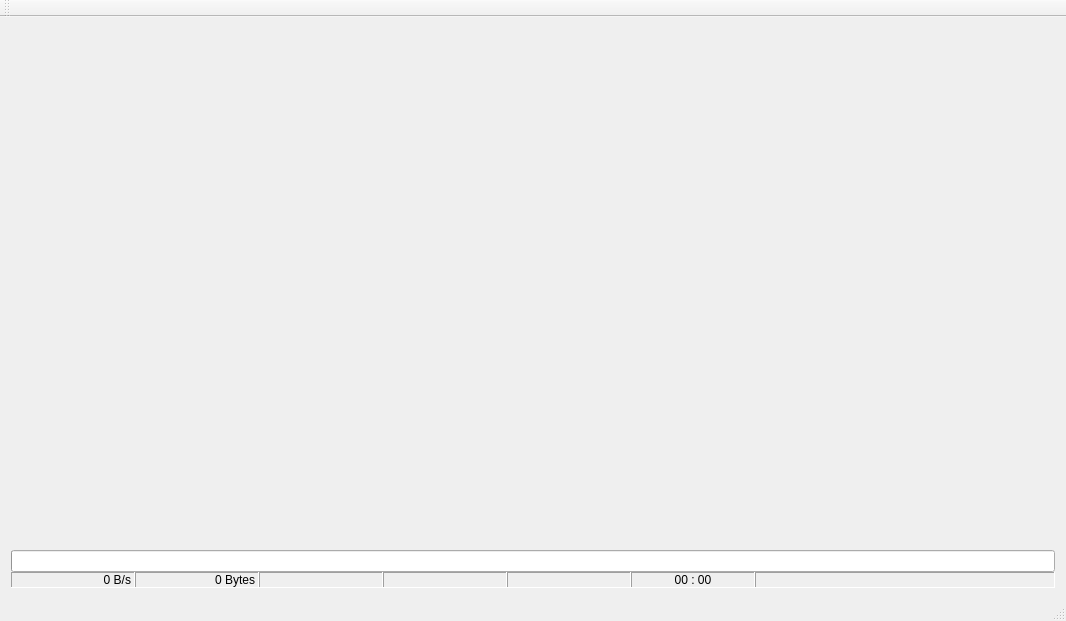
First picture: the form in sourcecode/26MobileTool/Form/Widget/MainWindow.ui, repository sauantao/AndroidMobileSolution, before the edit.
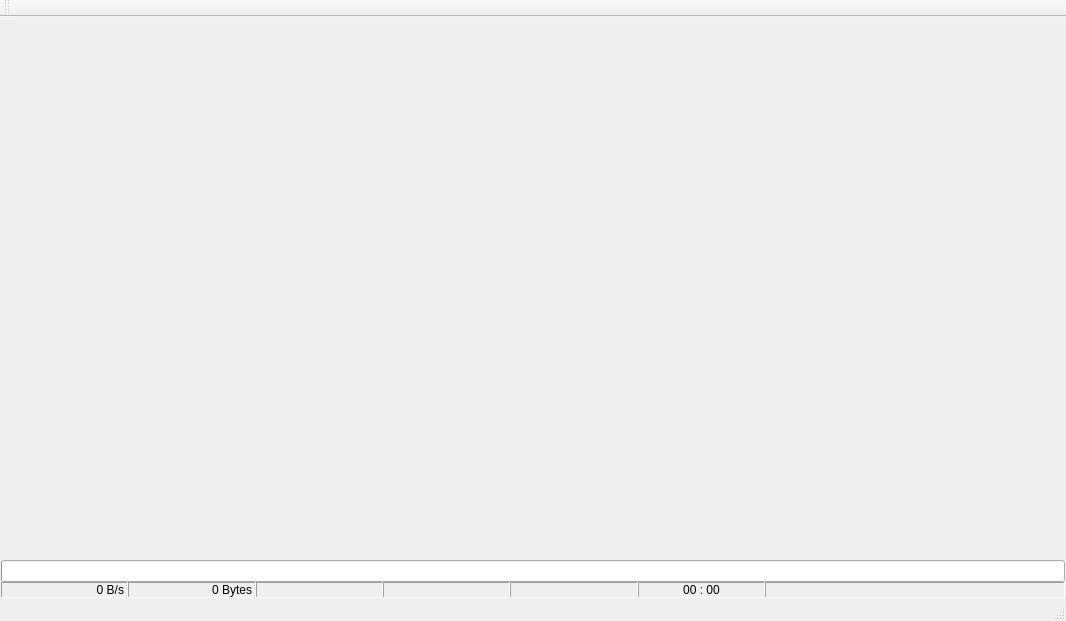
Second picture: the form after the edit. Icons and pictures are not drawn.

What changed in the file:
```diff
--- a/sourcecode/26MobileTool/Form/Widget/MainWindow.ui
+++ b/sourcecode/26MobileTool/Form/Widget/MainWindow.ui
@@ -19,6 +19,21 @@
   </property>
   <widget class="QWidget" name="centralWidget">
    <layout class="QHBoxLayout" name="horizontalLayout_3">
+    <property name="spacing">
+     <number>1</number>
+    </property>
+    <property name="leftMargin">
+     <number>1</number>
+    </property>
+    <property name="topMargin">
+     <number>1</number>
+    </property>
+    <property name="rightMargin">
+     <number>1</number>
+    </property>
+    <property name="bottomMargin">
+     <number>1</number>
+    </property>
     <item>
      <layout class="QVBoxLayout" name="verticalLayout">
       <item>
```
